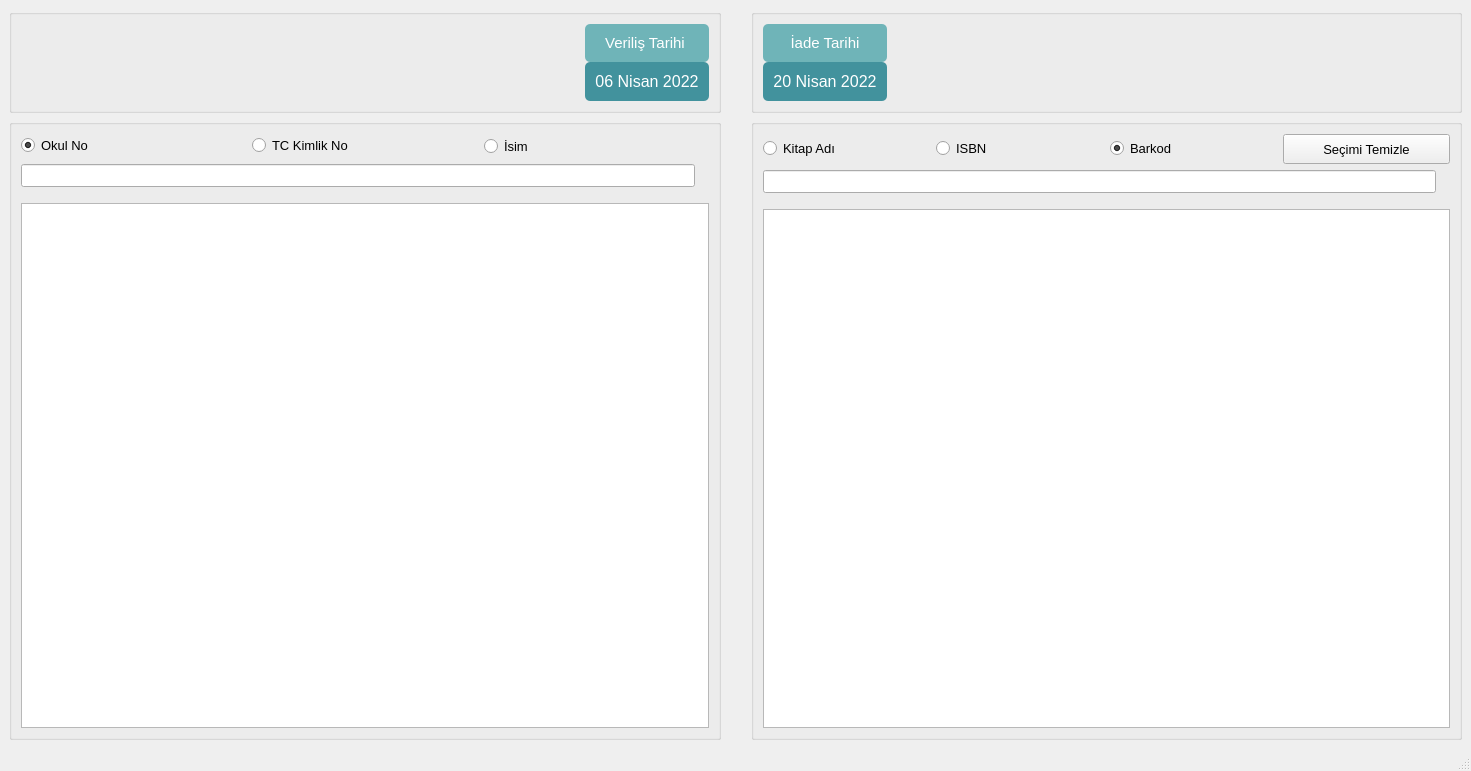
Above: ui/emanetVerme.ui from mseroglu/kutuphaneOtomasyon before the change. Below: the same form after it.
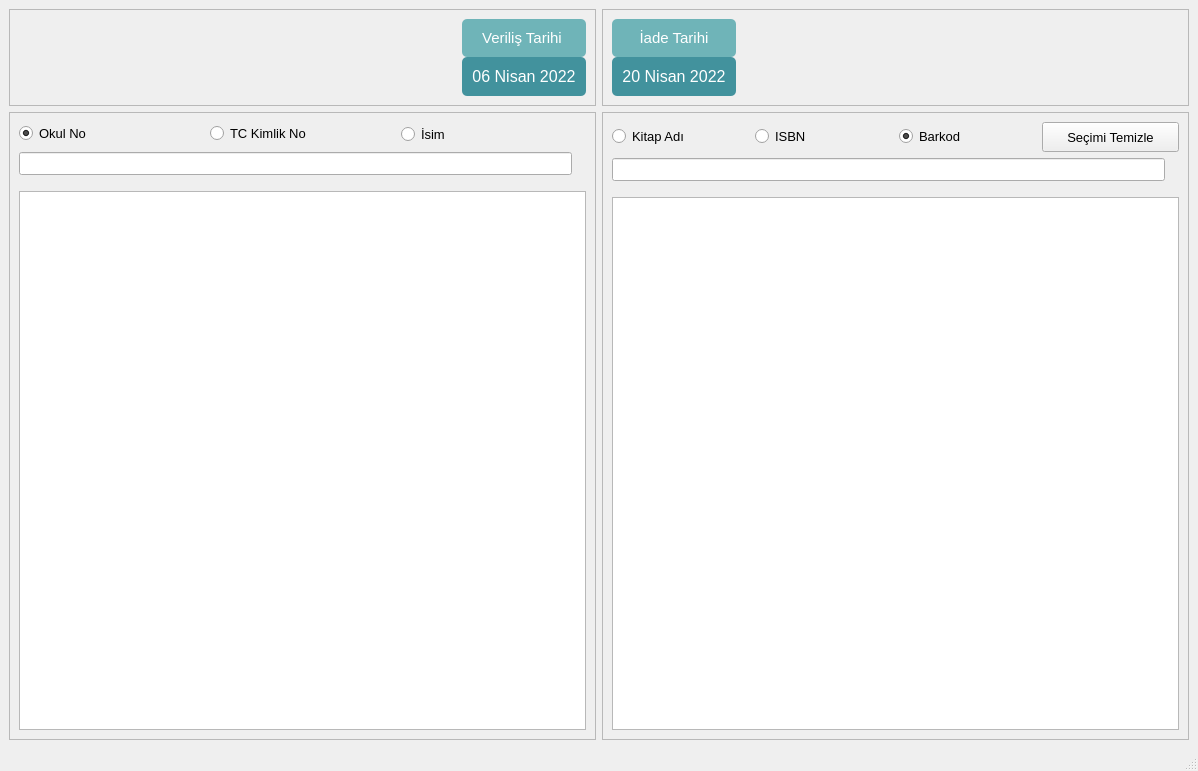
That is the form after the change. Icons and pictures are not drawn.

```diff
--- a/ui/emanetVerme.ui
+++ b/ui/emanetVerme.ui
@@ -6,7 +6,7 @@
    <rect>
     <x>0</x>
     <y>0</y>
-    <width>1471</width>
+    <width>1198</width>
     <height>771</height>
    </rect>
   </property>
@@ -26,27 +26,122 @@
   </property>
   <widget class="QWidget" name="centralwidget">
    <layout class="QGridLayout" name="gridLayout">
-    <property name="horizontalSpacing">
-     <number>30</number>
-    </property>
+    <item row="0" column="0">
+     <widget class="QFrame" name="frame_2">
+      <property name="frameShape">
+       <enum>QFrame::StyledPanel</enum>
+      </property>
+      <property name="frameShadow">
+       <enum>QFrame::Raised</enum>
+      </property>
+      <layout class="QHBoxLayout" name="horizontalLayout_3">
+       <item>
+        <spacer name="horizontalSpacer">
+         <property name="orientation">
+          <enum>Qt::Horizontal</enum>
+         </property>
+         <property name="sizeHint" stdset="0">
+          <size>
+           <width>402</width>
+           <height>20</height>
+          </size>
+         </property>
+        </spacer>
+       </item>
+       <item>
+        <layout class="QVBoxLayout" name="verticalLayout_3">
+         <property name="spacing">
+          <number>0</number>
+         </property>
+         <item>
+          <widget class="QLabel" name="label_2">
+           <property name="sizePolicy">
+            <sizepolicy hsizetype="Preferred" vsizetype="Fixed">
+             <horstretch>0</horstretch>
+             <verstretch>0</verstretch>
+            </sizepolicy>
+           </property>
+           <property name="minimumSize">
+            <size>
+             <width>0</width>
+             <height>30</height>
+            </size>
+           </property>
+           <property name="font">
+            <font>
+             <pointsize>11</pointsize>
+            </font>
+           </property>
+           <property name="layoutDirection">
+            <enum>Qt::RightToLeft</enum>
+           </property>
+           <property name="styleSheet">
+            <string notr="true">QLabel{background-color: #6fb4b8 ;color:white; padding:10px; border-radius: 5px; font-size: 11pt }</string>
+           </property>
+           <property name="text">
+            <string>Veriliş Tarihi </string>
+           </property>
+           <property name="scaledContents">
+            <bool>false</bool>
+           </property>
+           <property name="alignment">
+            <set>Qt::AlignCenter</set>
+           </property>
+           <property name="openExternalLinks">
+            <bool>false</bool>
+           </property>
+          </widget>
+         </item>
+         <item>
+          <widget class="QLabel" name="label_verilisTarihi">
+           <property name="sizePolicy">
+            <sizepolicy hsizetype="Fixed" vsizetype="Fixed">
+             <horstretch>0</horstretch>
+             <verstretch>0</verstretch>
+            </sizepolicy>
+           </property>
+           <property name="minimumSize">
+            <size>
+             <width>120</width>
+             <height>25</height>
+            </size>
+           </property>
+           <property name="font">
+            <font>
+             <pointsize>12</pointsize>
+            </font>
+           </property>
+           <property name="styleSheet">
+            <string notr="true">QLabel{background-color: rgba(66,146,157,255); color:white; padding:10px; border-radius: 5px; font-size: 12pt}</string>
+           </property>
+           <property name="text">
+            <string>06 Nisan 2022</string>
+           </property>
+           <property name="scaledContents">
+            <bool>false</bool>
+           </property>
+           <property name="alignment">
+            <set>Qt::AlignCenter</set>
+           </property>
+           <property name="openExternalLinks">
+            <bool>false</bool>
+           </property>
+          </widget>
+         </item>
+        </layout>
+       </item>
+      </layout>
+     </widget>
+    </item>
     <item row="0" column="1">
-     <widget class="QGroupBox" name="groupBox_6">
-      <property name="minimumSize">
-       <size>
-        <width>0</width>
-        <height>100</height>
-       </size>
+     <widget class="QFrame" name="frame_4">
+      <property name="frameShape">
+       <enum>QFrame::StyledPanel</enum>
       </property>
-      <property name="maximumSize">
-       <size>
-        <width>16777215</width>
-        <height>16777215</height>
-       </size>
+      <property name="frameShadow">
+       <enum>QFrame::Raised</enum>
       </property>
-      <property name="title">
-       <string/>
-      </property>
-      <layout class="QHBoxLayout" name="horizontalLayout_4">
+      <layout class="QHBoxLayout" name="horizontalLayout_7">
        <item>
         <layout class="QVBoxLayout" name="verticalLayout_4">
          <property name="spacing">
@@ -133,7 +228,7 @@
          </property>
          <property name="sizeHint" stdset="0">
           <size>
-           <width>233</width>
+           <width>401</width>
            <height>20</height>
           </size>
          </property>
@@ -143,14 +238,12 @@
      </widget>
     </item>
     <item row="1" column="0">
-     <widget class="QGroupBox" name="groupBox">
-      <property name="font">
-       <font>
-        <pointsize>10</pointsize>
-       </font>
+     <widget class="QFrame" name="frame">
+      <property name="frameShape">
+       <enum>QFrame::StyledPanel</enum>
       </property>
-      <property name="title">
-       <string/>
+      <property name="frameShadow">
+       <enum>QFrame::Raised</enum>
       </property>
       <layout class="QVBoxLayout" name="verticalLayout">
        <item>
@@ -292,16 +385,14 @@
      </widget>
     </item>
     <item row="1" column="1">
-     <widget class="QGroupBox" name="groupBox_2">
-      <property name="font">
-       <font>
-        <pointsize>10</pointsize>
-       </font>
+     <widget class="QFrame" name="frame_3">
+      <property name="frameShape">
+       <enum>QFrame::StyledPanel</enum>
       </property>
-      <property name="title">
-       <string/>
+      <property name="frameShadow">
+       <enum>QFrame::Raised</enum>
       </property>
-      <layout class="QVBoxLayout" name="verticalLayout_2">
+      <layout class="QVBoxLayout" name="verticalLayout_5">
        <item>
         <layout class="QHBoxLayout" name="horizontalLayout_2">
          <item>
@@ -447,116 +538,6 @@
       </layout>
      </widget>
     </item>
-    <item row="0" column="0">
-     <widget class="QGroupBox" name="groupBox_5">
-      <property name="minimumSize">
-       <size>
-        <width>0</width>
-        <height>100</height>
-       </size>
-      </property>
-      <property name="title">
-       <string/>
-      </property>
-      <layout class="QHBoxLayout" name="horizontalLayout_3">
-       <item>
-        <spacer name="horizontalSpacer">
-         <property name="orientation">
-          <enum>Qt::Horizontal</enum>
-         </property>
-         <property name="sizeHint" stdset="0">
-          <size>
-           <width>40</width>
-           <height>20</height>
-          </size>
-         </property>
-        </spacer>
-       </item>
-       <item>
-        <layout class="QVBoxLayout" name="verticalLayout_3">
-         <property name="spacing">
-          <number>0</number>
-         </property>
-         <item>
-          <widget class="QLabel" name="label_2">
-           <property name="sizePolicy">
-            <sizepolicy hsizetype="Preferred" vsizetype="Fixed">
-             <horstretch>0</horstretch>
-             <verstretch>0</verstretch>
-            </sizepolicy>
-           </property>
-           <property name="minimumSize">
-            <size>
-             <width>0</width>
-             <height>30</height>
-            </size>
-           </property>
-           <property name="font">
-            <font>
-             <pointsize>11</pointsize>
-            </font>
-           </property>
-           <property name="layoutDirection">
-            <enum>Qt::RightToLeft</enum>
-           </property>
-           <property name="styleSheet">
-            <string notr="true">QLabel{background-color: #6fb4b8 ;color:white; padding:10px; border-radius: 5px; font-size: 11pt }</string>
-           </property>
-           <property name="text">
-            <string>Veriliş Tarihi </string>
-           </property>
-           <property name="scaledContents">
-            <bool>false</bool>
-           </property>
-           <property name="alignment">
-            <set>Qt::AlignCenter</set>
-           </property>
-           <property name="openExternalLinks">
-            <bool>false</bool>
-           </property>
-          </widget>
-         </item>
-         <item>
-          <widget class="QLabel" name="label_verilisTarihi">
-           <property name="sizePolicy">
-            <sizepolicy hsizetype="Fixed" vsizetype="Fixed">
-             <horstretch>0</horstretch>
-             <verstretch>0</verstretch>
-            </sizepolicy>
-           </property>
-           <property name="minimumSize">
-            <size>
-             <width>120</width>
-             <height>25</height>
-            </size>
-           </property>
-           <property name="font">
-            <font>
-             <pointsize>12</pointsize>
-            </font>
-           </property>
-           <property name="styleSheet">
-            <string notr="true">QLabel{background-color: rgba(66,146,157,255); color:white; padding:10px; border-radius: 5px; font-size: 12pt}</string>
-           </property>
-           <property name="text">
-            <string>06 Nisan 2022</string>
-           </property>
-           <property name="scaledContents">
-            <bool>false</bool>
-           </property>
-           <property name="alignment">
-            <set>Qt::AlignCenter</set>
-           </property>
-           <property name="openExternalLinks">
-            <bool>false</bool>
-           </property>
-          </widget>
-         </item>
-        </layout>
-       </item>
-      </layout>
-     </widget>
-    </item>
    </layout>
   </widget>
   <widget class="QMenuBar" name="menubar">
```
Left out of the diff: 2 changed lines with no effect on the pictures.
